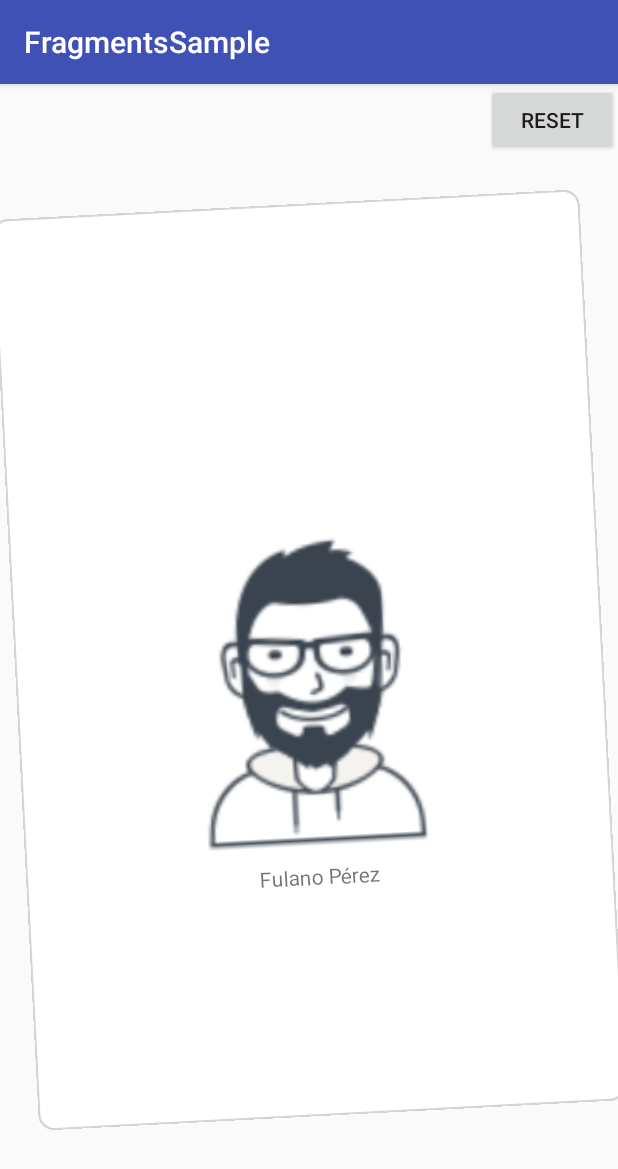
After one commit to BelatrixTraining/Android-Fundamentals, an Android app: the CardFragment screen opened directly, with no data from a screen before it, on a phone screen of 412 x 824 dp. The commit adds this screen. Shown: the top 1169 px of the screen. Run offline under Robolectric (Android 15) with nearby library versions, the phone set to English and light mode, and no system bars.

Commit message:
add cards sample

```diff
--- /dev/null
+++ b/FragmentsTemplate/app/src/main/java/com/bx/android/CardsActivity.java
@@ -0,0 +1,71 @@
+package com.bx.android;
+
+import android.support.v4.app.Fragment;
+import android.support.v4.app.FragmentTransaction;
+import android.support.v7.app.AppCompatActivity;
+import android.os.Bundle;
+import android.view.View;
+
+import com.bx.android.fragments.CardFragment;
+import com.bx.android.fragments.MyFragment;
+import com.bx.android.listeners.OnCardListener;
+
+public class CardsActivity extends AppCompatActivity implements OnCardListener {
+
+    @Override
+    protected void onCreate(Bundle savedInstanceState) {
+        super.onCreate(savedInstanceState);
+        setContentView(R.layout.activity_cards);
+        ui();
+        populateCards();
+
+    }
+
+    private void ui() {
+        findViewById(R.id.btnReset).setOnClickListener(new View.OnClickListener() {
+            @Override
+            public void onClick(View view) {
+                clearFragments();
+                populateCards();
+            }
+        });
+    }
+
+    private void populateCards() {
+
+        for (int i = 0; i <5 ; i++) {
+            addFragment();
+        }
+    }
+    private void clearFragments(){
+
+        for (Fragment fragment:getSupportFragmentManager().getFragments()) {
+            removeFragment(fragment);
+        }
+    }
+
+    private void addFragment() {
+
+        CardFragment cardFragment = CardFragment.newInstance(null,null);
+        Bundle args = new Bundle();
+        cardFragment.setArguments(args);
+
+        FragmentTransaction transaction = getSupportFragmentManager().beginTransaction();
+        transaction.add(R.id.flayContainer, cardFragment);
+        transaction.addToBackStack(null);
+
+        // Commit the transaction
+        transaction.commit();
+    }
+
+    private void removeFragment(Fragment fragment){
+        FragmentTransaction transaction = getSupportFragmentManager().beginTransaction();
+        transaction.remove(fragment);
+        transaction.commit();
+    }
+
+    @Override
+    public void removeCard(Fragment fragment) {
+        removeFragment(fragment);
+    }
+}
--- a/FragmentsTemplate/app/src/main/java/com/bx/android/MainActivity.java
+++ b/FragmentsTemplate/app/src/main/java/com/bx/android/MainActivity.java
@@ -1,6 +1,5 @@
 package com.bx.android;
 
-import android.support.v7.app.AppCompatActivity;
 import android.os.Bundle;
 
 public class MainActivity extends BaseActivity {
@@ -17,7 +16,8 @@ public class MainActivity extends BaseActivity {
         //next(MessageActivity.class,null,true);
         //next(ColorActivity.class,null,true);
         //next(DynamicFragmentActivity.class,null,true);
-        next(ContactsActivity.class,null,true);
+        //next(ContactsActivity.class,null,true);
         //next(TabFragmentActivity.class,null,true);
+        next(CardsActivity.class,null,true);
     }
 }
--- /dev/null
+++ b/FragmentsTemplate/app/src/main/java/com/bx/android/fragments/CardFragment.java
@@ -0,0 +1,175 @@
+package com.bx.android.fragments;
+
+import android.content.Context;
+import android.graphics.Matrix;
+import android.net.Uri;
+import android.os.Bundle;
+import android.support.annotation.Nullable;
+import android.support.v4.app.Fragment;
+import android.util.Log;
+import android.view.LayoutInflater;
+import android.view.MotionEvent;
+import android.view.View;
+import android.view.ViewGroup;
+
+import com.bx.android.R;
+import com.bx.android.listeners.OnCardListener;
+import com.bx.android.utils.DisplayUtils;
+
+import java.util.Random;
+
+/**
+ * A simple {@link Fragment} subclass.
+ * Activities that contain this fragment must implement the
+ * {} interface
+ * to handle interaction events.
+ * Use the {@link CardFragment#newInstance} factory method to
+ * create an instance of this fragment.
+ */
+public class CardFragment extends Fragment {
+    // TODO: Rename parameter arguments, choose names that match
+    // the fragment initialization parameters, e.g. ARG_ITEM_NUMBER
+    private static final String ARG_PARAM1 = "param1";
+    private static final String ARG_PARAM2 = "param2";
+    private static final String TAG = "CardFragment";
+
+    // TODO: Rename and change types of parameters
+    private String mParam1;
+    private String mParam2;
+
+    private OnCardListener mListener;
+
+    private Matrix matrix = new Matrix();
+    private int xCoord;
+    private int yCoord;
+    private int center;
+    private float angle;
+    private int startAngle;
+
+    public CardFragment() {
+        // Required empty public constructor
+    }
+
+    /**
+     * Use this factory method to create a new instance of
+     * this fragment using the provided parameters.
+     *
+     * @param param1 Parameter 1.
+     * @param param2 Parameter 2.
+     * @return A new instance of fragment CardFragment.
+     */
+    // TODO: Rename and change types and number of parameters
+    public static CardFragment newInstance(String param1, String param2) {
+        CardFragment fragment = new CardFragment();
+        Bundle args = new Bundle();
+        args.putString(ARG_PARAM1, param1);
+        args.putString(ARG_PARAM2, param2);
+        fragment.setArguments(args);
+        return fragment;
+    }
+
+    @Override
+    public void onCreate(Bundle savedInstanceState) {
+        super.onCreate(savedInstanceState);
+        if (getArguments() != null) {
+            mParam1 = getArguments().getString(ARG_PARAM1);
+            mParam2 = getArguments().getString(ARG_PARAM2);
+        }
+    }
+
+    @Override
+    public View onCreateView(LayoutInflater inflater, ViewGroup container,
+                             Bundle savedInstanceState) {
+        // Inflate the layout for this fragment
+        return inflater.inflate(R.layout.fragment_card, container, false);
+    }
+
+
+
+    @Override
+    public void onAttach(Context context) {
+        super.onAttach(context);
+        if (context instanceof OnCardListener) {
+            mListener = (OnCardListener) context;
+        } else {
+            throw new RuntimeException(context.toString()
+                    + " must implement OnCardListener");
+        }
+    }
+
+    @Override
+    public void onDetach() {
+        super.onDetach();
+        mListener = null;
+    }
+
+    @Override
+    public void onActivityCreated(@Nullable Bundle savedInstanceState) {
+        super.onActivityCreated(savedInstanceState);
+
+        final int windowwidth = getActivity().getWindowManager().getDefaultDisplay().getWidth();
+        final int  windowH = getActivity().getWindowManager().getDefaultDisplay().getHeight();
+        center = windowwidth/2 ;
+        startAngle= randombyRange(-5,5);
+
+        getView().setRotation(startAngle);
+
+        getView().setOnTouchListener(new View.OnTouchListener() {
+            @Override
+            public boolean onTouch(View view, MotionEvent motionEvent) {
+
+                switch (motionEvent.getAction())
+                {
+                    case MotionEvent.ACTION_DOWN:
+
+                        break;
+
+                    case MotionEvent.ACTION_MOVE:
+                        xCoord = (int) motionEvent.getRawX();
+                        yCoord = (int) motionEvent.getRawY();
+
+                        getView().setX(xCoord - center + 40);
+                        getView().setY(yCoord-windowH/2);
+
+                        if (xCoord >= center)
+                        {
+                            angle= (float) ((xCoord - center) * (Math.PI / 32));
+
+                        }else
+                        {
+                            angle= (float) ((xCoord - center) * (Math.PI / 32));
+                        }
+                        getView().setRotation(angle);
+                        Log.v(TAG, "angle "+angle);
+                        break;
+
+                    case MotionEvent.ACTION_UP:
+
+                        if(Math.abs(angle)>60){
+                            if(mListener!=null){
+                                mListener.removeCard(CardFragment.this);
+                            }
+                            return true;
+                        }
+                        xCoord = (int) motionEvent.getRawX();
+                        yCoord = (int) motionEvent.getRawY();
+
+                        getView().setX(20* DisplayUtils.getCurrentDIP(getActivity()));
+                        getView().setY(10*DisplayUtils.getCurrentDIP(getActivity()));
+                        getView().setRotation(startAngle);
+                        angle=0;
+                        break;
+                }
+                return true;
+            }
+        });
+    }
+
+    private int randombyRange(int min, int max){
+
+        int range = max - min + 1;
+        int randomValue =  new Random().nextInt(range) + min;
+
+        return randomValue;
+    }
+}
--- /dev/null
+++ b/FragmentsTemplate/app/src/main/java/com/bx/android/listeners/OnCardListener.java
@@ -0,0 +1,11 @@
+package com.bx.android.listeners;
+
+import android.support.v4.app.Fragment;
+
+/**
+ * Created by eduardomedina on 1/02/17.
+ */
+public interface OnCardListener {
+
+    void removeCard(Fragment fragment);
+}
--- /dev/null
+++ b/FragmentsTemplate/app/src/main/res/drawable/bg_white_rounded.xml
@@ -0,0 +1,7 @@
+<?xml version="1.0" encoding="utf-8"?>
+<shape xmlns:android="http://schemas.android.com/apk/res/android"
+    android:shape="rectangle">
+    <solid android:color="@android:color/white"/>
+    <corners android:radius="10dp"/>
+    <stroke android:color="#d4d4d4" android:width="1dp"/>
+</shape>
--- /dev/null
+++ b/FragmentsTemplate/app/src/main/res/layout/activity_cards.xml
@@ -0,0 +1,19 @@
+<?xml version="1.0" encoding="utf-8"?>
+<RelativeLayout xmlns:android="http://schemas.android.com/apk/res/android"
+    xmlns:tools="http://schemas.android.com/tools"
+    android:layout_width="match_parent"
+    android:layout_height="match_parent"
+    tools:context="com.bx.android.CardsActivity">
+        <android.support.v7.widget.AppCompatButton
+            android:layout_width="wrap_content"
+            android:layout_height="wrap_content"
+            android:layout_alignParentRight="true"
+            android:text="Reset"
+            android:id="@+id/btnReset"/>
+    <FrameLayout
+        android:layout_width="match_parent"
+        android:layout_height="match_parent"
+        android:id="@+id/flayContainer">
+
+    </FrameLayout>
+</RelativeLayout>
--- /dev/null
+++ b/FragmentsTemplate/app/src/main/res/layout/fragment_card.xml
@@ -0,0 +1,33 @@
+<FrameLayout xmlns:android="http://schemas.android.com/apk/res/android"
+    xmlns:tools="http://schemas.android.com/tools"
+    android:layout_width="match_parent"
+    android:layout_height="match_parent"
+    android:paddingTop="80dp"
+    android:paddingBottom="80dp"
+    android:paddingLeft="10dp"
+    android:paddingRight="10dp"
+    tools:context="com.bx.android.fragments.CardFragment">
+
+    <!-- TODO: Update blank fragment layout -->
+    <RelativeLayout
+        android:layout_width="match_parent"
+        android:layout_height="match_parent"
+        android:background="@drawable/bg_white_rounded">
+        <ImageView
+            android:layout_width="250dp"
+            android:layout_height="wrap_content"
+            android:adjustViewBounds="true"
+            android:layout_centerInParent="true"
+            android:src="@mipmap/user01"
+            android:id="@+id/iviUser"/>
+        <TextView
+            android:layout_width="wrap_content"
+            android:layout_height="match_parent"
+            android:layout_below="@id/iviUser"
+            android:layout_centerHorizontal="true"
+            android:layout_marginTop="10dp"
+            android:text="Fulano Pérez" />
+    </RelativeLayout>
+
+
+</FrameLayout>
```
Also changed, not shown: FragmentsTemplate/app/src/main/AndroidManifest.xml (+5 -3 lines), FragmentsTemplate/app/src/main/java/com/bx/android/utils/DisplayUtils.java (added, +58 -0 lines), FragmentsTemplate/app/src/main/res/mipmap/user01.png (added), FragmentsTemplate/app/src/main/res/mipmap/user02.png (added), 1 other file.
